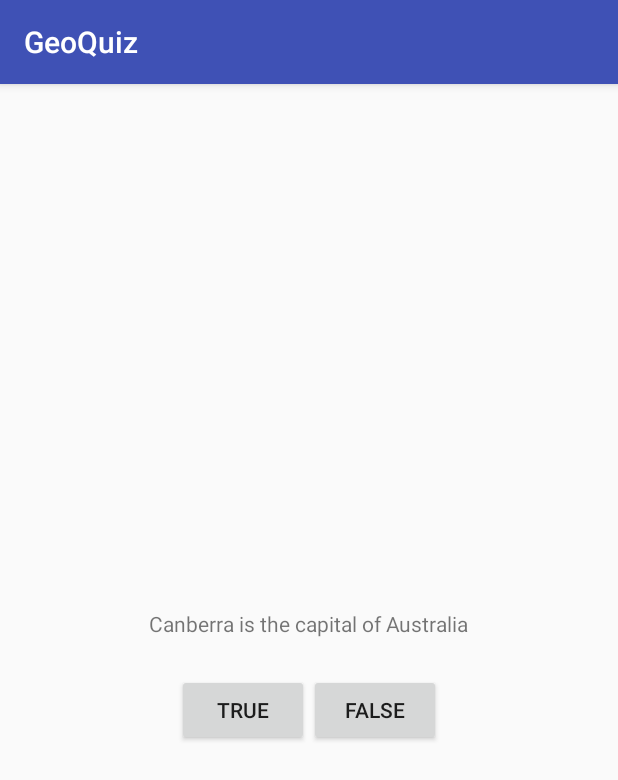
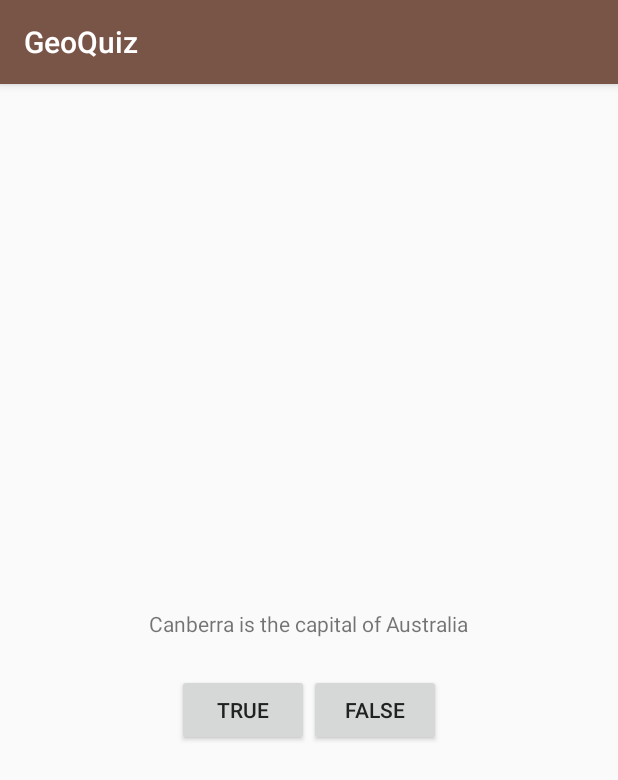
Before and after one commit to nbnnaji/GeoQuiz, an Android app: the screen it shows after launch (QuizActivity), on a phone screen of 412 x 824 dp. Shown: the top 780 px of the screen. Run offline under Robolectric (Android 15) with nearby library versions, the phone set to English and light mode, and no system bars.

Commit message:
styles and themes

```diff
--- a/app/build.gradle
+++ b/app/build.gradle
@@ -5,7 +5,7 @@ android {
     buildToolsVersion "25.0.2"
     defaultConfig {
         applicationId "com.mycodingskills.nnaji_nkechi.geoquiz"
-        minSdkVersion 19
+        minSdkVersion 21
         targetSdkVersion 25
         versionCode 1
         versionName "1.0"
@@ -25,5 +25,7 @@ dependencies {
         exclude group: 'com.android.support', module: 'support-annotations'
     })
     compile 'com.android.support:appcompat-v7:25.1.0'
+    compile 'com.android.support:cardview-v7:25.0.+'
+    compile 'com.android.support:recyclerview-v7:25.0.+'
     testCompile 'junit:junit:4.12'
 }
--- a/app/src/main/AndroidManifest.xml
+++ b/app/src/main/AndroidManifest.xml
@@ -8,7 +8,7 @@
         android:label="@string/app_name"
         android:supportsRtl="true"
         android:theme="@style/AppTheme" >
-        <activity android:name=".QuizActivity" >
+        <activity android:name=".controller.QuizActivity" >
             <intent-filter>
                 <action android:name="android.intent.action.MAIN" />
 
--- a/app/src/main/java/com/mycodingskills/nnaji_nkechi/geoquiz/QuizActivity.java
+++ b/app/src/main/java/com/mycodingskills/nnaji_nkechi/geoquiz/controller/QuizActivity.java
@@ -1,4 +1,4 @@
-package com.mycodingskills.nnaji_nkechi.geoquiz;
+package com.mycodingskills.nnaji_nkechi.geoquiz.controller;
 
 /**
  * CONTROLLER / PRESENTER OBJECT
@@ -10,6 +10,9 @@ import android.view.Gravity;
 import android.view.View;
 import android.widget.Button;
 import android.widget.Toast;
+
+import com.mycodingskills.nnaji_nkechi.geoquiz.R;
+
 import static android.widget.Toast.LENGTH_SHORT;
 
 public class QuizActivity extends AppCompatActivity {
--- a/app/src/main/java/com/mycodingskills/nnaji_nkechi/geoquiz/Question.java
+++ b/app/src/main/java/com/mycodingskills/nnaji_nkechi/geoquiz/model/Question.java
@@ -1,9 +1,8 @@
-package com.mycodingskills.nnaji_nkechi.geoquiz;
+package com.mycodingskills.nnaji_nkechi.geoquiz.model;
 
 /**
  * Created by Nnaji-MacPro1 on 7/14/17.
  */
-
 /**
  * MODEL OBJECT
  */
--- a/app/src/main/res/values/colors.xml
+++ b/app/src/main/res/values/colors.xml
@@ -1,6 +1,12 @@
 <?xml version="1.0" encoding="utf-8"?>
 <resources>
-    <color name="colorPrimary">#3F51B5</color>
-    <color name="colorPrimaryDark">#303F9F</color>
-    <color name="colorAccent">#FF4081</color>
+    <color name="colorPrimary">#795548</color>
+    <color name="colorPrimaryDark">#5D4037</color>
+    <color name="primaryLight">#D7CCC8</color>
+    <color name="colorAccent">#FF5722</color>
+    <color name="textColorPrimary">#212121</color>
+    <color name="textColorSecondary">#757575</color>
+    <color name="windowBackground">#5D4037</color>
+    <color name="statusBarColor">#5D4037</color>
+    <color name="divider">#BDBDBD</color>
 </resources>
--- a/app/src/main/res/values/styles.xml
+++ b/app/src/main/res/values/styles.xml
@@ -6,6 +6,9 @@
         <item name="colorPrimary">@color/colorPrimary</item>
         <item name="colorPrimaryDark">@color/colorPrimaryDark</item>
         <item name="colorAccent">@color/colorAccent</item>
+        <item name="android:navigationBarColor">@color/windowBackground</item>
+        <item name="android:statusBarColor">@color/statusBarColor</item>
+        <item name="android:textColorPrimary">@color/textColorPrimary</item>
     </style>
 
 </resources>
```
